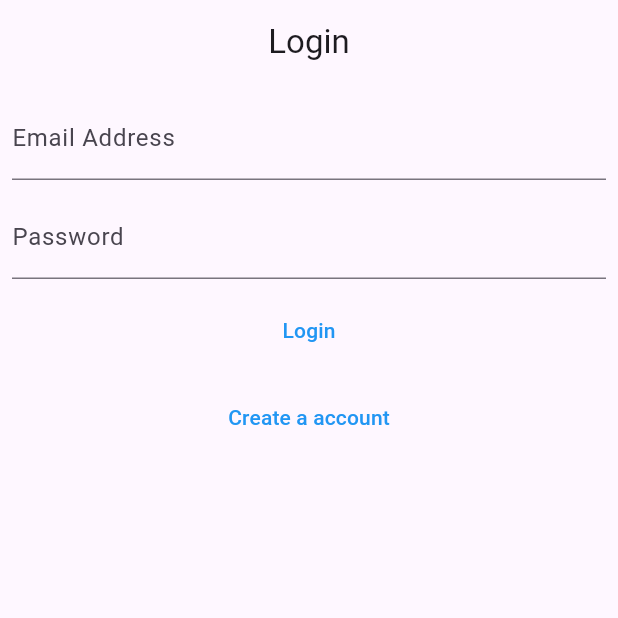
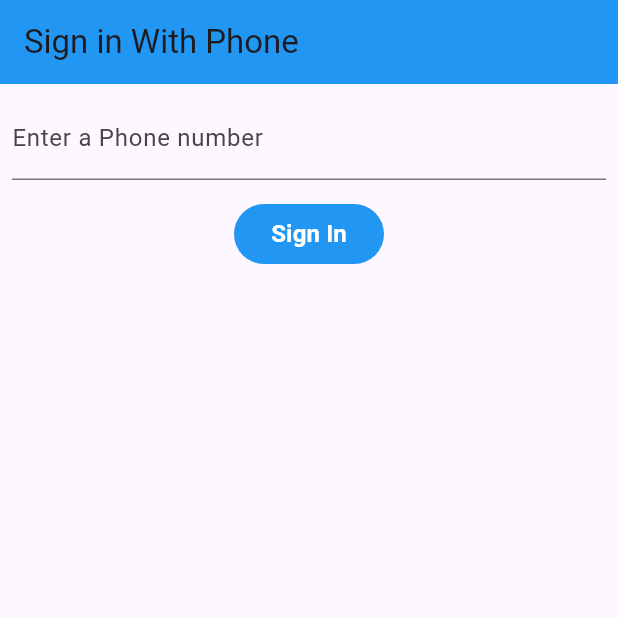
Before and after one commit to Ruthvik2025/Firebase_Practice, a Flutter app: the screen it shows after launch, on a phone screen of 412 x 824 dp, the top half of it. Run offline on Flutter 3.47's test engine with Material 3 defaults, Android fonts, the phone set to English and light mode, and no system bars; our stand-ins replace firebase_auth, firebase_core; accounts and stored records are empty.

Commit message:
firebase_phoneAuth

```diff
--- a/lib/main.dart
+++ b/lib/main.dart
@@ -1,8 +1,7 @@
 import 'package:firebase_auth/firebase_auth.dart';
 import 'package:firebase_core/firebase_core.dart';
-//import 'package:firebase_practice/screens/home_page.dart';
-import 'package:firebase_practice/screens/email%20auth/login_screen.dart';
 import 'package:firebase_practice/screens/home_page.dart';
+import 'package:firebase_practice/screens/phone%20auth/sign_with_phone.dart';
 import 'package:flutter/material.dart';
 
 import 'firebase_options.dart';
@@ -25,7 +24,7 @@ class MyApp extends StatelessWidget {
       title: "firebase",
       home: (FirebaseAuth.instance.currentUser != null)
           ? const HomePage()
-          : const LoginScreen(),
+          : const SignWithPhone(),
     );
   }
 }
--- a/lib/screens/email auth/login_screen.dart
+++ b/lib/screens/email auth/login_screen.dart
@@ -27,7 +27,7 @@ class _LoginScreenState extends State<LoginScreen> {
           Navigator.popUntil(context, (route) => route.isFirst);
           Navigator.pushReplacement(
             context,
-            MaterialPageRoute(builder: (context) => HomePage()),
+            MaterialPageRoute(builder: (context) => const HomePage()),
           );
         }
       } on FirebaseAuthException catch (e) {
--- a/lib/screens/home_page.dart
+++ b/lib/screens/home_page.dart
@@ -1,5 +1,5 @@
 import 'package:firebase_auth/firebase_auth.dart';
-import 'package:firebase_practice/screens/email%20auth/login_screen.dart';
+import 'package:firebase_practice/screens/phone%20auth/sign_with_phone.dart';
 import 'package:flutter/material.dart';
 
 class HomePage extends StatefulWidget {
@@ -15,7 +15,7 @@ class _MyWidgetState extends State<HomePage> {
     Navigator.popUntil(context, (route) => route.isFirst);
     Navigator.pushReplacement(
       context,
-      MaterialPageRoute(builder: (context) => LoginScreen()),
+      MaterialPageRoute(builder: (context) => const SignWithPhone()),
     );
   }
 
--- /dev/null
+++ b/lib/screens/phone auth/sign_with_phone.dart
@@ -0,0 +1,84 @@
+import 'package:firebase_auth/firebase_auth.dart';
+import 'package:firebase_practice/screens/phone%20auth/verify_otp.dart';
+import 'package:flutter/material.dart';
+
+class SignWithPhone extends StatefulWidget {
+  const SignWithPhone({
+    super.key,
+  });
+
+  @override
+  State<SignWithPhone> createState() => _SignWithPhoneState();
+}
+
+class _SignWithPhoneState extends State<SignWithPhone> {
+  TextEditingController phoneController = TextEditingController();
+  void sendOtp() async {
+    String phone = '+91${phoneController.text.trim()}';
+    await FirebaseAuth.instance.verifyPhoneNumber(
+      phoneNumber: phone,
+      codeSent: (verificationId, forceResendingToken) {
+        Navigator.push(
+          context,
+          MaterialPageRoute(
+            builder: (context) => VerifyOtp(
+              verificationid: verificationId,
+            ),
+          ),
+        );
+      }, //it sent codes and gives verification id (it verifies)
+      verificationCompleted:
+          (credential) {}, //it comes when verificatioon completed
+      verificationFailed: (error) {
+        print(error.code.toString()); //it uses when verification failed
+      },
+      codeAutoRetrievalTimeout: (verificationId) {},
+      timeout: const Duration(seconds: 30),
+    );
+  }
+
+  @override
+  Widget build(BuildContext context) {
+    return Scaffold(
+      appBar: AppBar(
+        backgroundColor: Colors.blue,
+        title: const Text("Sign in With Phone"),
+      ),
+      body: Padding(
+        padding: const EdgeInsets.all(8.0),
+        child: Column(
+          children: [
+            TextField(
+              controller: phoneController,
+              decoration:
+                  const InputDecoration(labelText: 'Enter a Phone number'),
+            ),
+            const SizedBox(
+              height: 16,
+            ),
+            SizedBox(
+              height: 40,
+              width: 100,
+              child: TextButton(
+                onPressed: () {
+                  sendOtp();
+                },
+                style: ButtonStyle(
+                  backgroundColor: WidgetStateProperty.all(Colors.blue),
+                  iconColor: WidgetStateProperty.all(Colors.white),
+                ),
+                child: const Text(
+                  "Sign In",
+                  style: TextStyle(
+                      color: Colors.white,
+                      fontWeight: FontWeight.bold,
+                      fontSize: 16),
+                ),
+              ),
+            )
+          ],
+        ),
+      ),
+    );
+  }
+}
```
Also changed, not shown: lib/screens/phone auth/verify_otp.dart (added, +80 -0 lines), 1 other file.
